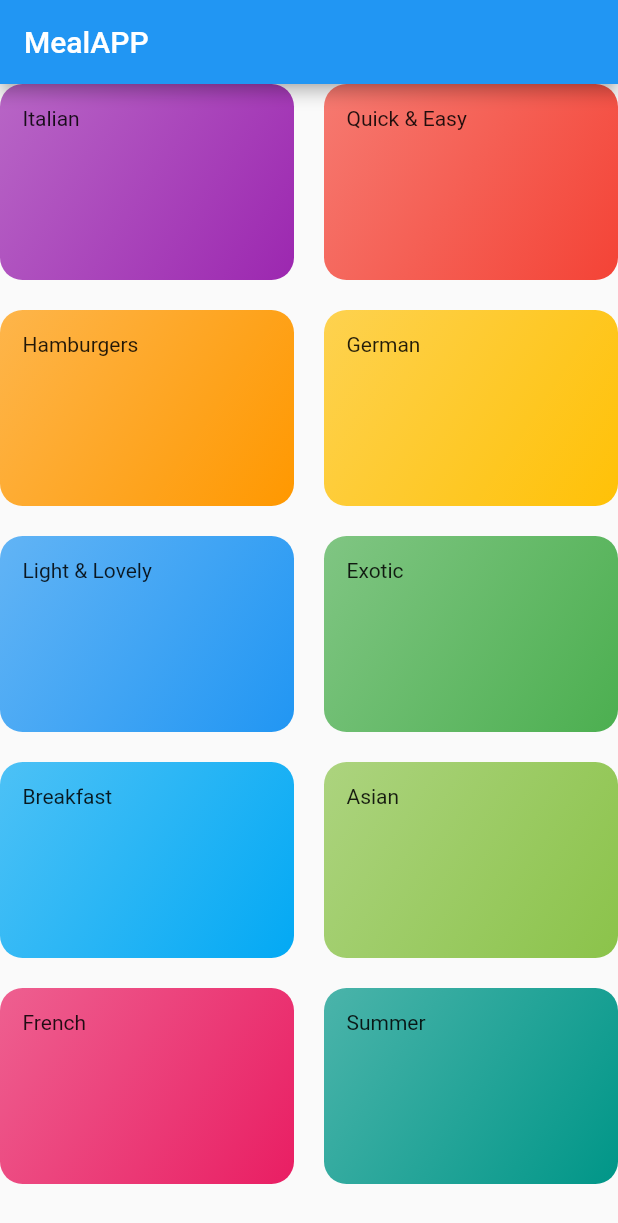
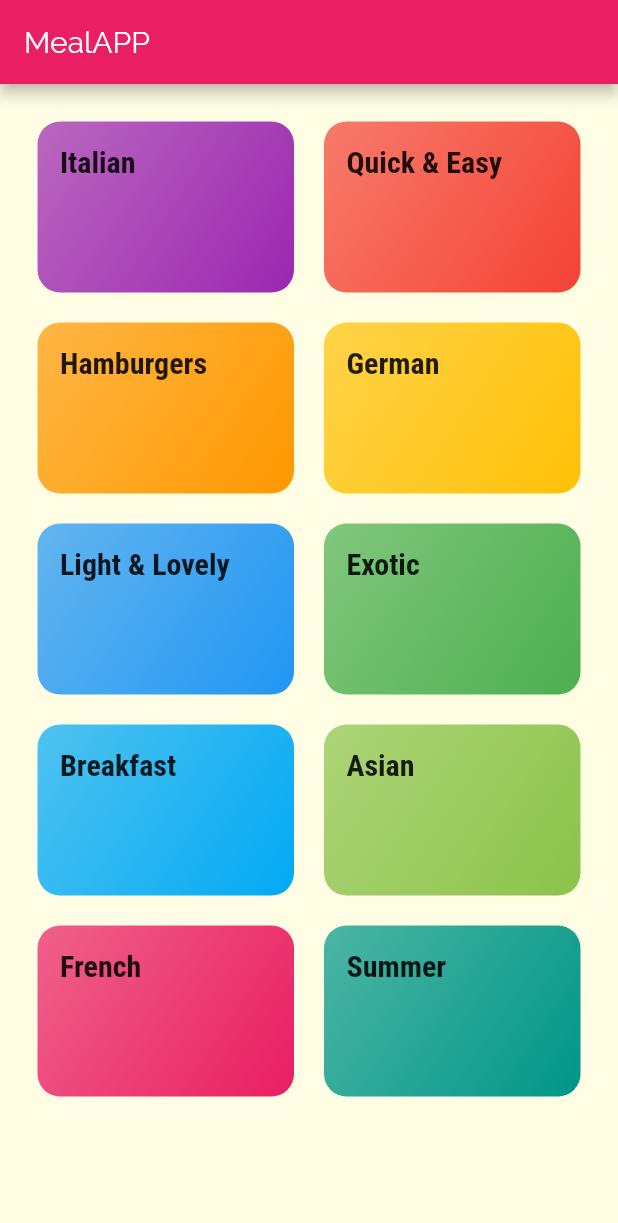
Before and after one commit to cmoscosoz/Flutter-MealsAPP, a Flutter app: the screen it shows after launch, on a phone screen of 412 x 824 dp. Shown: the top 1223 px of the screen. Run offline on Flutter 3.47's test engine with Material 2 defaults, Android fonts, the phone set to English and light mode, and no system bars.

Commit message:
syling and theming

```diff
--- a/lib/categories_screen.dart
+++ b/lib/categories_screen.dart
@@ -11,6 +11,7 @@ class CategoriesScreen extends StatelessWidget {
         title: const Text('MealAPP'),
       ),
       body: GridView(
+        padding: const EdgeInsets.all(25),
         children: DUMMY_CATEGORIES
             .map((catData) => CategoryItem(
                   catData.title,
--- a/lib/category_item.dart
+++ b/lib/category_item.dart
@@ -10,7 +10,10 @@ class CategoryItem extends StatelessWidget {
   Widget build(BuildContext context) {
     return Container(
       padding: const EdgeInsets.all(15),
-      child: Text(title),
+      child: Text(
+        title,
+        style: Theme.of(context).textTheme.headline6,
+      ),
       decoration: BoxDecoration(
         gradient: LinearGradient(
           colors: [
--- a/lib/main.dart
+++ b/lib/main.dart
@@ -9,7 +9,23 @@ class MyApp extends StatelessWidget {
     return MaterialApp(
       title: 'DeliMeals',
       theme: ThemeData(
-        primarySwatch: Colors.blue,
+        primarySwatch: Colors.pink,
+        accentColor: Colors.amber,
+        canvasColor: Color.fromRGBO(255, 254, 229, 1),
+        fontFamily: 'Raleway',
+        textTheme: ThemeData.light().textTheme.copyWith(
+              bodyText1: TextStyle(
+                color: Color.fromRGBO(20, 51, 51, 1),
+              ),
+              bodyText2: TextStyle(
+                color: Color.fromRGBO(20, 51, 51, 1),
+              ),
+              headline6: TextStyle(
+                fontSize: 20,
+                fontFamily: 'RobotoCondensed',
+                fontWeight: FontWeight.bold,
+              ),
+            ),
       ),
       home: CategoriesScreen(),
     );
```
Also changed, not shown: pubspec.yaml (+17 -6 lines), assets/fonts/Raleway-Black.ttf (added), assets/fonts/Raleway-Bold.ttf (added), assets/fonts/Raleway-Regular.ttf (added), assets/fonts/RobotoCondensed-Bold.ttf (added), assets/fonts/RobotoCondensed-Italic.ttf (added), assets/fonts/RobotoCondensed-Light.ttf (added), assets/fonts/RobotoCondensed-Regular.ttf (added).
